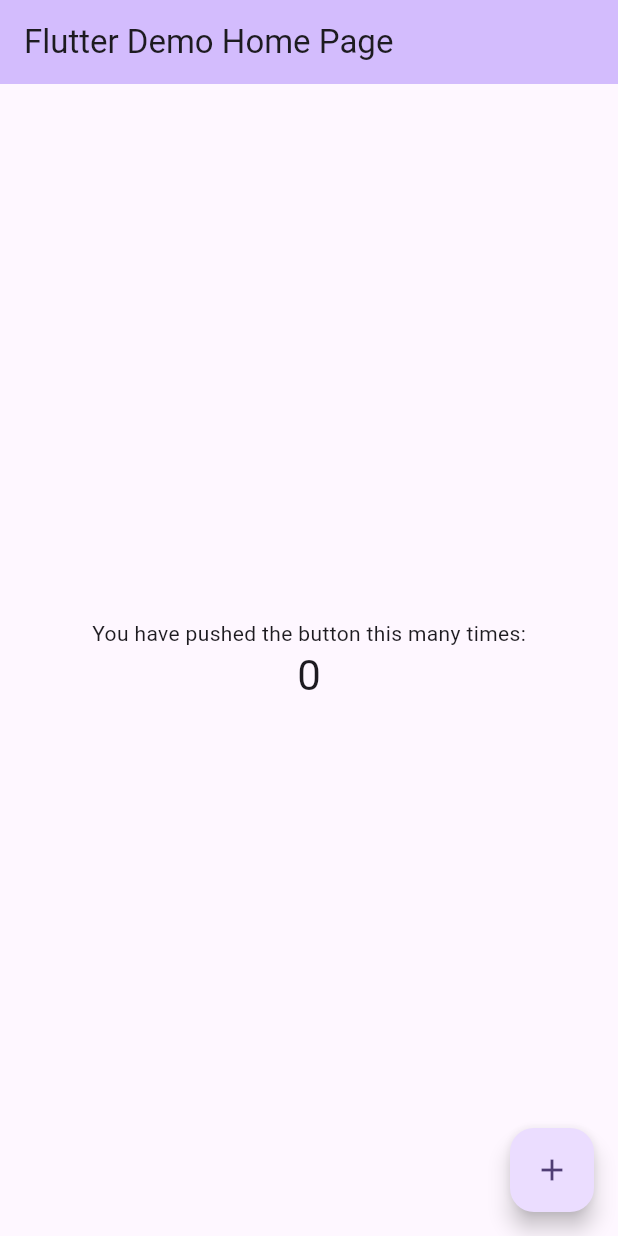
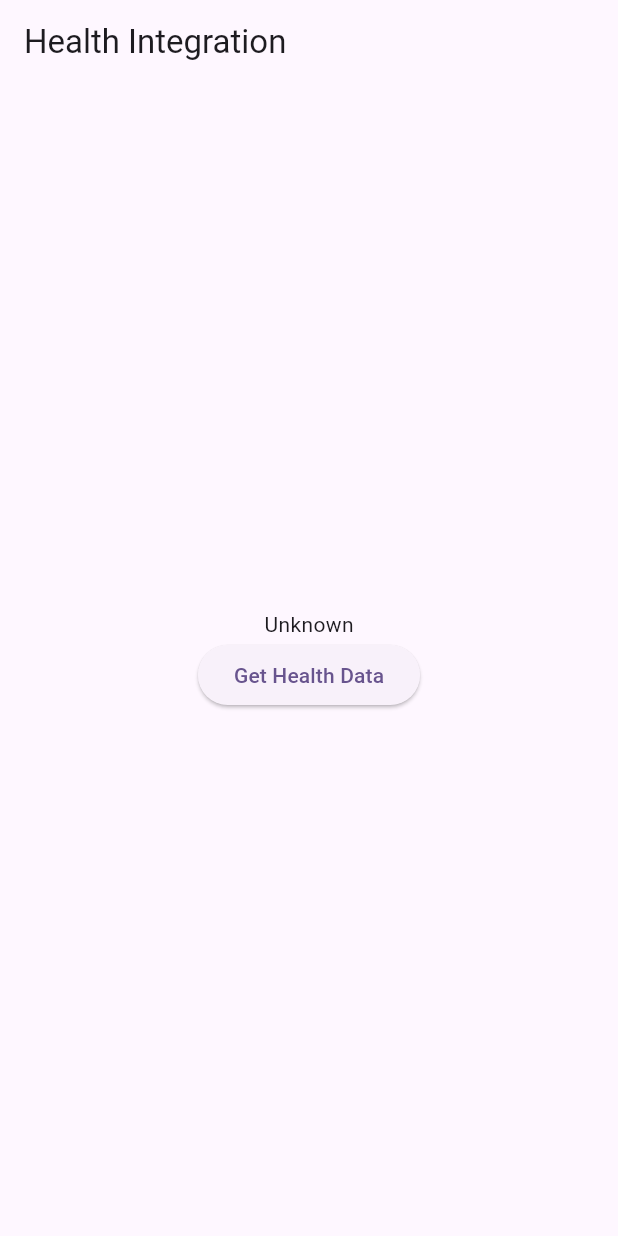
Before and after one commit to fraserwilson/background_sync, a Flutter app: the screen it shows after launch, on a phone screen of 412 x 824 dp. Run offline on Flutter 3.47's test engine with Material 3 defaults, Android fonts, the phone set to English and light mode, and no system bars.

Commit message:
HealthKit integration file creation

```diff
--- /dev/null
+++ b/lib/home_page/home_page.dart
@@ -0,0 +1,51 @@
+import 'package:flutter/material.dart';
+import 'package:flutter/services.dart';
+
+class HomePage extends StatefulWidget {
+  const HomePage({super.key});
+
+  @override
+  State<HomePage> createState() => _HomePageState();
+}
+
+class _HomePageState extends State<HomePage> {
+  static const platform =
+      MethodChannel('com.example.health_integration/health');
+
+  String _healthData = 'Unknown';
+
+  Future<void> getHealthData() async {
+    String healthData;
+    try {
+      final String result = await platform.invokeMethod('getHealthData');
+      healthData = 'Health data: $result';
+    } on PlatformException catch (e) {
+      healthData = "Failed to get health data: '${e.message}'.";
+    }
+
+    setState(() {
+      _healthData = healthData;
+    });
+  }
+
+  @override
+  Widget build(BuildContext context) {
+    return Scaffold(
+      appBar: AppBar(
+        title: Text("Health Integration"),
+      ),
+      body: Center(
+        child: Column(
+          mainAxisAlignment: MainAxisAlignment.center,
+          children: <Widget>[
+            Text(_healthData),
+            ElevatedButton(
+              onPressed: getHealthData,
+              child: Text('Get Health Data'),
+            ),
+          ],
+        ),
+      ),
+    );
+  }
+}
--- a/lib/main.dart
+++ b/lib/main.dart
@@ -1,3 +1,4 @@
+import 'package:background_sync/home_page/home_page.dart';
 import 'package:flutter/material.dart';
 
 void main() {
@@ -31,95 +32,7 @@ class MyApp extends StatelessWidget {
         colorScheme: ColorScheme.fromSeed(seedColor: Colors.deepPurple),
         useMaterial3: true,
       ),
-      home: const MyHomePage(title: 'Flutter Demo Home Page'),
+      home: HomePage(),
     );
   }
 }
-
-class MyHomePage extends StatefulWidget {
-  const MyHomePage({super.key, required this.title});
-
-  // This widget is the home page of your application. It is stateful, meaning
-  // that it has a State object (defined below) that contains fields that affect
-  // how it looks.
-
-  // This class is the configuration for the state. It holds the values (in this
-  // case the title) provided by the parent (in this case the App widget) and
-  // used by the build method of the State. Fields in a Widget subclass are
-  // always marked "final".
-
-  final String title;
-
-  @override
-  State<MyHomePage> createState() => _MyHomePageState();
-}
-
-class _MyHomePageState extends State<MyHomePage> {
-  int _counter = 0;
-
-  void _incrementCounter() {
-    setState(() {
-      // This call to setState tells the Flutter framework that something has
-      // changed in this State, which causes it to rerun the build method below
-      // so that the display can reflect the updated values. If we changed
-      // _counter without calling setState(), then the build method would not be
-      // called again, and so nothing would appear to happen.
-      _counter++;
-    });
-  }
-
-  @override
-  Widget build(BuildContext context) {
-    // This method is rerun every time setState is called, for instance as done
-    // by the _incrementCounter method above.
-    //
-    // The Flutter framework has been optimized to make rerunning build methods
-    // fast, so that you can just rebuild anything that needs updating rather
-    // than having to individually change instances of widgets.
-    return Scaffold(
-      appBar: AppBar(
-        // TRY THIS: Try changing the color here to a specific color (to
-        // Colors.amber, perhaps?) and trigger a hot reload to see the AppBar
-        // change color while the other colors stay the same.
-        backgroundColor: Theme.of(context).colorScheme.inversePrimary,
-        // Here we take the value from the MyHomePage object that was created by
-        // the App.build method, and use it to set our appbar title.
-        title: Text(widget.title),
-      ),
-      body: Center(
-        // Center is a layout widget. It takes a single child and positions it
-        // in the middle of the parent.
-        child: Column(
-          // Column is also a layout widget. It takes a list of children and
-          // arranges them vertically. By default, it sizes itself to fit its
-          // children horizontally, and tries to be as tall as its parent.
-          //
-          // Column has various properties to control how it sizes itself and
-          // how it positions its children. Here we use mainAxisAlignment to
-          // center the children vertically; the main axis here is the vertical
-          // axis because Columns are vertical (the cross axis would be
-          // horizontal).
-          //
-          // TRY THIS: Invoke "debug painting" (choose the "Toggle Debug Paint"
-          // action in the IDE, or press "p" in the console), to see the
-          // wireframe for each widget.
-          mainAxisAlignment: MainAxisAlignment.center,
-          children: <Widget>[
-            const Text(
-              'You have pushed the button this many times:',
-            ),
-            Text(
-              '$_counter',
-              style: Theme.of(context).textTheme.headlineMedium,
-            ),
-          ],
-        ),
-      ),
-      floatingActionButton: FloatingActionButton(
-        onPressed: _incrementCounter,
-        tooltip: 'Increment',
-        child: const Icon(Icons.add),
-      ), // This trailing comma makes auto-formatting nicer for build methods.
-    );
-  }
-}
```
Also changed, not shown: 3 other files.
